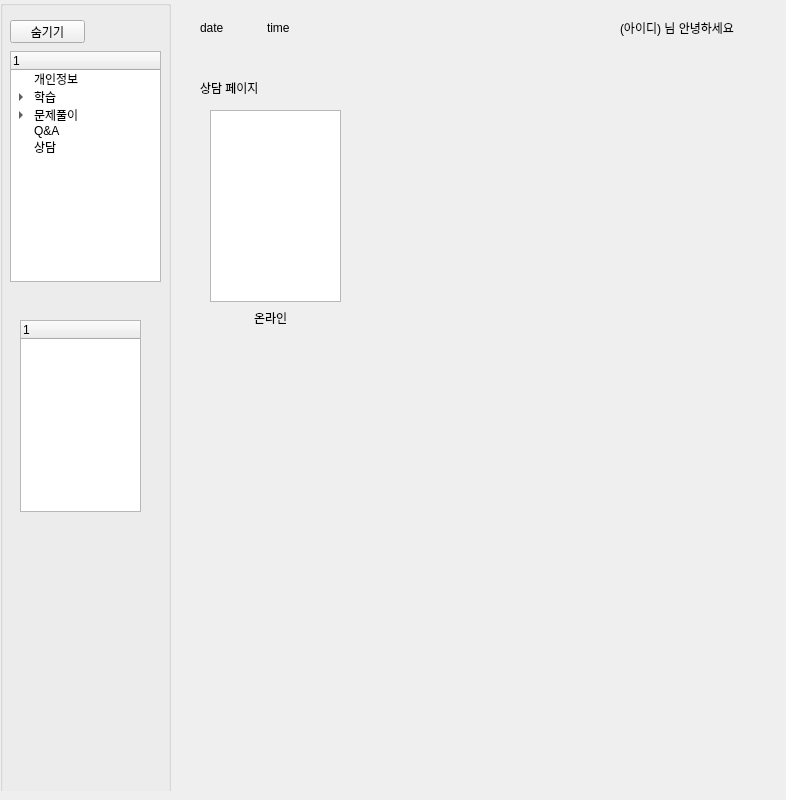
Above: si_contents.ui from gitaeyu/Education_app before the change. Below: the same form after it.
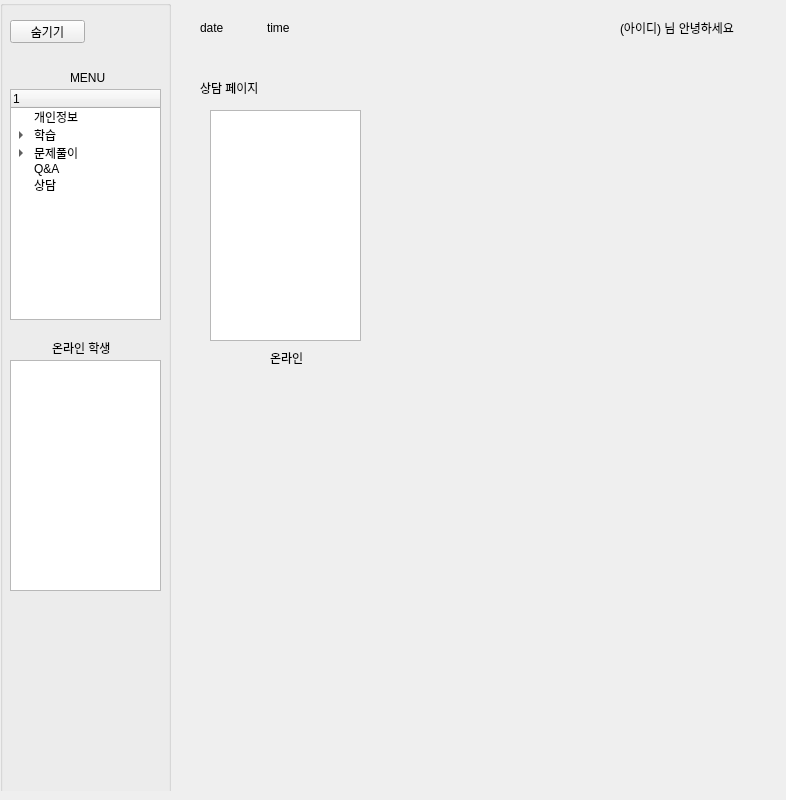
That is the form after the change.

Commit message: 02-06 기숙사에서 한거 별로없음

What changed in the file:
```diff
--- a/si_contents.ui
+++ b/si_contents.ui
@@ -70,7 +70,7 @@
       <property name="geometry">
        <rect>
         <x>10</x>
-        <y>51</y>
+        <y>89</y>
         <width>151</width>
         <height>231</height>
        </rect>
@@ -136,20 +136,41 @@
        </property>
       </item>
      </widget>
-     <widget class="QTreeWidget" name="treeWidget">
+     <widget class="QListWidget" name="lw_online_student">
       <property name="geometry">
        <rect>
-        <x>20</x>
-        <y>320</y>
-        <width>121</width>
-        <height>192</height>
+        <x>10</x>
+        <y>360</y>
+        <width>151</width>
+        <height>231</height>
        </rect>
       </property>
-      <column>
-       <property name="text">
-        <string notr="true">1</string>
-       </property>
-      </column>
+     </widget>
+     <widget class="QLabel" name="label_6">
+      <property name="geometry">
+       <rect>
+        <x>52</x>
+        <y>340</y>
+        <width>71</width>
+        <height>16</height>
+       </rect>
+      </property>
+      <property name="text">
+       <string>온라인 학생</string>
+      </property>
+     </widget>
+     <widget class="QLabel" name="label_7">
+      <property name="geometry">
+       <rect>
+        <x>70</x>
+        <y>70</y>
+        <width>41</width>
+        <height>16</height>
+       </rect>
+      </property>
+      <property name="text">
+       <string>MENU</string>
+      </property>
      </widget>
     </widget>
    </widget>
@@ -384,16 +405,16 @@
       <rect>
        <x>20</x>
        <y>40</y>
-       <width>131</width>
-       <height>192</height>
+       <width>151</width>
+       <height>231</height>
       </rect>
      </property>
     </widget>
     <widget class="QLabel" name="label_5">
      <property name="geometry">
       <rect>
-       <x>64</x>
-       <y>240</y>
+       <x>80</x>
+       <y>280</y>
        <width>41</width>
        <height>16</height>
       </rect>
```
The commit also changes 2 other files.
